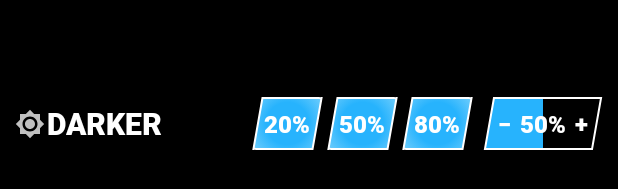
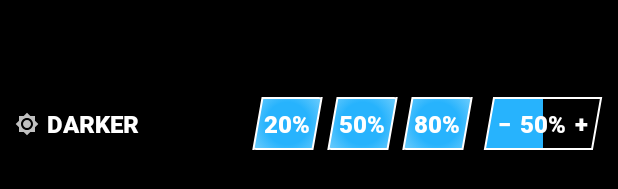
Before and after one commit to Fredzghf/Darker, an Android app: the layout notification_layout_animated.xml on its own in the app's theme, with its tools: preview values and no code run, on a phone screen of 412 x 824 dp. Shown: the part 494-683 px from the top of the screen. Run offline under Robolectric (Android 15) with nearby library versions, the phone set to English and light mode, and no system bars.

Commit message:
Updated notification font size

```diff
--- a/app/src/main/res/layout/notification_layout.xml
+++ b/app/src/main/res/layout/notification_layout.xml
@@ -17,16 +17,6 @@
             android:layout_width="wrap_content"
             android:layout_height="wrap_content"
             android:src="@drawable/ic_baseline_brightness_high_24" />
-
-        <TextView
-            android:id="@+id/textNotif"
-            android:layout_width="wrap_content"
-            android:layout_height="wrap_content"
-            android:text="@string/app_name"
-            android:textColor="@color/white"
-            android:textAppearance="@style/TextAppearance.AppCompat.Small"
-            android:layout_marginRight="10dp"
-            android:layout_marginLeft="10dp" />
     </LinearLayout>
     <LinearLayout
         android:layout_width="match_parent"
--- a/app/src/main/res/layout/notification_layout_animated.xml
+++ b/app/src/main/res/layout/notification_layout_animated.xml
@@ -15,24 +15,24 @@
         android:layout_weight="0">
 
         <ImageView
-            android:layout_width="20dp"
-            android:layout_height="20dp"
-            android:src="@drawable/ic_baseline_brightness_high_24"
-            android:layout_centerVertical="true" />
+            android:layout_width="16dp"
+            android:layout_height="16dp"
+            android:layout_centerVertical="true"
+            android:src="@drawable/ic_baseline_brightness_high_24" />
 
         <TextView
             android:id="@+id/textNotif"
             android:layout_width="wrap_content"
             android:layout_height="wrap_content"
+            android:layout_centerVertical="true"
+            android:layout_marginLeft="21dp"
+            android:fontFamily="@font/roboto"
             android:text="@string/app_name"
+            android:textAllCaps="true"
+            android:textAppearance="@style/TextAppearance.AppCompat.Small"
             android:textColor="@color/white"
-            android:textAppearance="@style/TextAppearance.AppCompat.Small"
-            android:textSize="20dp"
-            android:textStyle="bold"
-            android:fontFamily="@font/roboto"
-            android:textAllCaps="true"
-            android:layout_marginLeft="21dp"
-            android:layout_centerVertical="true"/>
+            android:textSize="16dp"
+            android:textStyle="bold" />
     </RelativeLayout>
     <LinearLayout
         android:layout_width="match_parent"
@@ -110,13 +110,13 @@
                 android:id="@+id/brightness"
                 android:layout_width="80dp"
                 android:layout_height="35dp"
+                android:fontFamily="@font/roboto"
+                android:gravity="center"
                 android:text="50%"
+                android:textAppearance="@style/TextAppearance.AppCompat.Small"
                 android:textColor="@color/white"
-                android:textAppearance="@style/TextAppearance.AppCompat.Small"
-                android:gravity="center"
-                android:fontFamily="@font/roboto"
-                android:textStyle="bold"
-                android:textSize="16dp"/>
+                android:textSize="16dp"
+                android:textStyle="bold" />
 
             <Button
                 android:id="@+id/plus"
```
